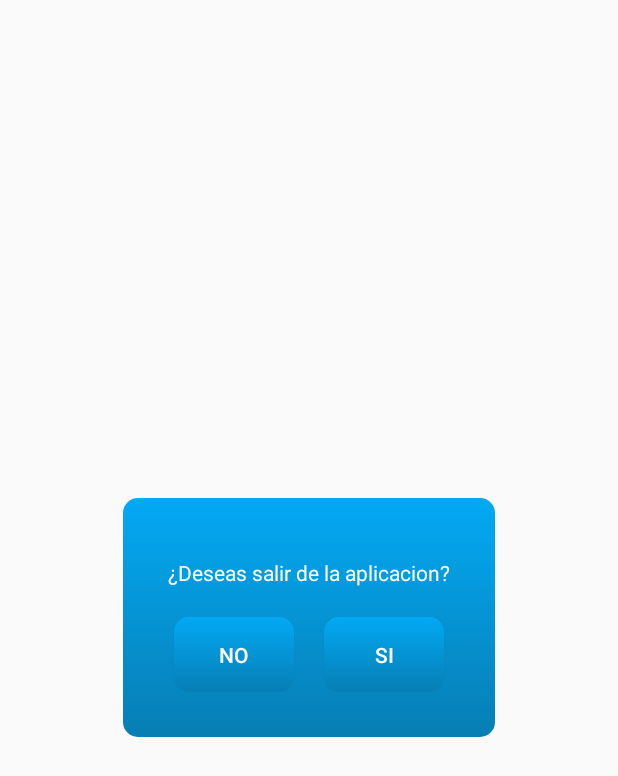
After one commit to omarfhv/LavadoDeMano, an Android app: the layout dialogconfirm.xml on its own in the app's theme, with its tools: preview values and no code run, on a phone screen of 412 x 824 dp. The commit adds this screen. Shown: the top 776 px of the screen. Run offline under Robolectric (Android 15) with nearby library versions, the phone set to English and light mode, and no system bars.

Commit message:
ya casi queda

```diff
--- a/app/src/main/AndroidManifest.xml
+++ b/app/src/main/AndroidManifest.xml
@@ -9,7 +9,8 @@
         android:roundIcon="@mipmap/ic_launcher_round"
         android:supportsRtl="true"
         android:theme="@style/AppTheme">
-        <activity android:name=".CancionRamito"></activity>
+        <activity android:name=".CancionDaHast"></activity>
+        <activity android:name=".CancionRamito" />
         <activity android:name=".CancionQueen" />
         <activity android:name=".CancionLuismi" />
         <activity android:name=".CancionJuanga" />
--- a/app/src/main/res/drawable/colorchona.xml
+++ b/app/src/main/res/drawable/colorchona.xml
@@ -3,8 +3,8 @@
     <item android:state_pressed="true">
         <shape android:shape="rectangle">
             <gradient
-                android:startColor="#FCBE62"
-                android:endColor="#FF9800"
+                android:startColor="#FF9800"
+                android:endColor="#FCBE62"
                 android:angle="270" />
 
             <corners android:radius="10dp"/>
--- a/app/src/main/res/drawable/colorjefe.xml
+++ b/app/src/main/res/drawable/colorjefe.xml
@@ -3,8 +3,8 @@
     <item android:state_pressed="true">
         <shape android:shape="rectangle">
             <gradient
-                android:startColor="#B34468"
-                android:endColor="#B6003A"
+                android:startColor="#B6003A"
+                android:endColor="#B34468"
                 android:angle="270" />
 
             <corners android:radius="10dp"/>
--- a/app/src/main/res/drawable/colorluis.xml
+++ b/app/src/main/res/drawable/colorluis.xml
@@ -3,8 +3,8 @@
     <item android:state_pressed="true">
         <shape android:shape="rectangle">
             <gradient
-                android:startColor="#78CCC5"
-                android:endColor="#029486"
+                android:startColor="#FF5722"
+                android:endColor="#FF8963"
                 android:angle="270" />
 
             <corners android:radius="10dp"/>
--- a/app/src/main/res/drawable/colornoa.xml
+++ b/app/src/main/res/drawable/colornoa.xml
@@ -3,7 +3,7 @@
     <item android:state_pressed="true">
         <shape android:shape="rectangle">
             <gradient
-                android:startColor="#78CCC5"
+                android:startColor="#029486"
                 android:endColor="#029486"
                 android:angle="270" />
 
--- a/app/src/main/res/drawable/colorqueen.xml
+++ b/app/src/main/res/drawable/colorqueen.xml
@@ -3,8 +3,8 @@
     <item android:state_pressed="true">
         <shape android:shape="rectangle">
             <gradient
-                android:startColor="#5160AD"
-                android:endColor="#0722B6"
+                android:startColor="#0722B6"
+                android:endColor="#5160AD"
                 android:angle="270" />
 
             <corners android:radius="10dp"/>
--- a/app/src/main/res/drawable/colorramito.xml
+++ b/app/src/main/res/drawable/colorramito.xml
@@ -3,8 +3,8 @@
     <item android:state_pressed="true">
         <shape android:shape="rectangle">
             <gradient
-                android:startColor="#AF69BB"
-                android:endColor="#9C27B0"
+                android:startColor="#9C27B0"
+                android:endColor="#AF69BB"
                 android:angle="270" />
 
             <corners android:radius="10dp"/>
--- a/app/src/main/res/drawable/colorramtein.xml
+++ b/app/src/main/res/drawable/colorramtein.xml
@@ -3,8 +3,8 @@
     <item android:state_pressed="true">
         <shape android:shape="rectangle">
             <gradient
-                android:startColor="#78CCC5"
-                android:endColor="#029486"
+                android:startColor="#000000"
+                android:endColor="#797675"
                 android:angle="270" />
 
             <corners android:radius="10dp"/>
--- a/app/src/main/res/drawable/colortusa.xml
+++ b/app/src/main/res/drawable/colortusa.xml
@@ -3,8 +3,8 @@
     <item android:state_pressed="true">
         <shape android:shape="rectangle">
             <gradient
-                android:startColor="#f3abdc"
-                android:endColor="#F751C1"
+                android:startColor="#F751C1"
+                android:endColor="#f3abdc"
                 android:angle="270" />
 
             <corners android:radius="10dp"/>
--- /dev/null
+++ b/app/src/main/res/layout/dialogconfirm.xml
@@ -0,0 +1,56 @@
+<?xml version="1.0" encoding="utf-8"?>
+<LinearLayout xmlns:android="http://schemas.android.com/apk/res/android"
+    android:id="@+id/confirmfondo"
+    android:layout_width="wrap_content"
+    android:layout_height="wrap_content"
+    android:layout_gravity="center"
+    android:layout_marginLeft="10dp"
+    android:layout_marginRight="10dp"
+    android:background="@drawable/boton_principal"
+    android:orientation="vertical">
+
+    <TextView
+        android:id="@+id/txtconfirm"
+        android:layout_width="wrap_content"
+        android:layout_height="wrap_content"
+        android:layout_gravity="center"
+        android:layout_marginLeft="30dp"
+        android:layout_marginTop="40dp"
+        android:layout_marginRight="30dp"
+        android:gravity="center"
+        android:text="¿Deseas salir de la aplicacion?"
+        android:textAlignment="center"
+        android:textColor="@android:color/white" />
+
+    <LinearLayout
+        android:layout_width="match_parent"
+        android:layout_height="wrap_content"
+        android:layout_gravity="center"
+        android:layout_marginTop="20dp"
+        android:gravity="center">
+
+        <Button
+            android:id="@+id/botonno"
+            android:layout_width="80dp"
+            android:layout_height="50dp"
+            android:layout_marginRight="20dp"
+            android:background="@drawable/boton_principal"
+            android:text="NO"
+            android:textColor="@android:color/white" />
+
+        <Button
+            android:id="@+id/botonsi"
+            android:layout_width="80dp"
+            android:layout_height="50dp"
+            android:background="@drawable/boton_principal"
+            android:text="SI"
+            android:textColor="@android:color/white" />
+
+
+    </LinearLayout>
+
+    <LinearLayout
+        android:layout_width="match_parent"
+        android:layout_height="30dp"/>
+
+</LinearLayout>
```
Also changed, not shown: app/src/main/java/com/heisenbergtao/lavadodemano/CancionDaHast.java (added, +166 -0 lines), app/src/main/java/com/heisenbergtao/lavadodemano/MainActivity.java (+61 -1 lines).
